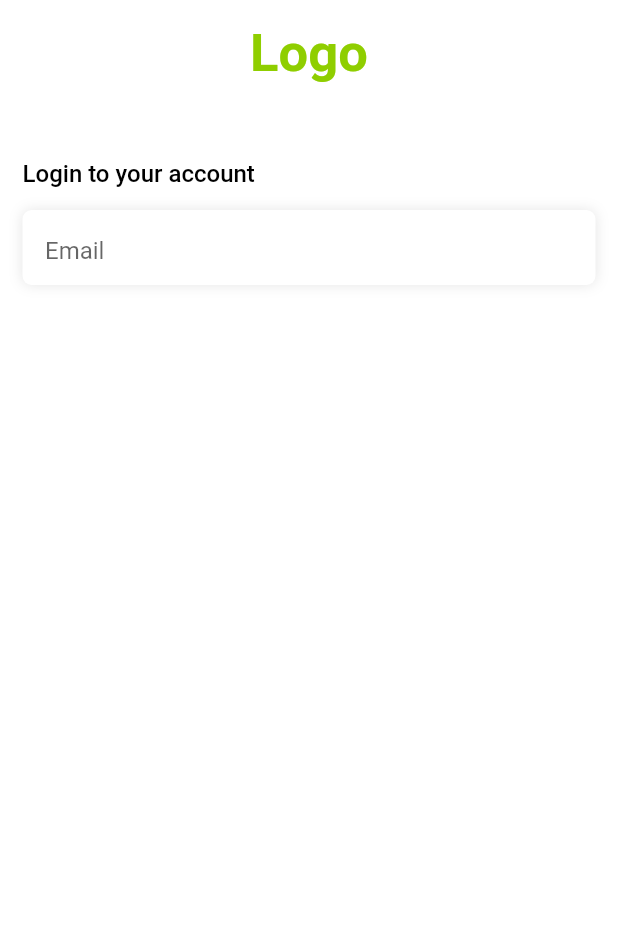
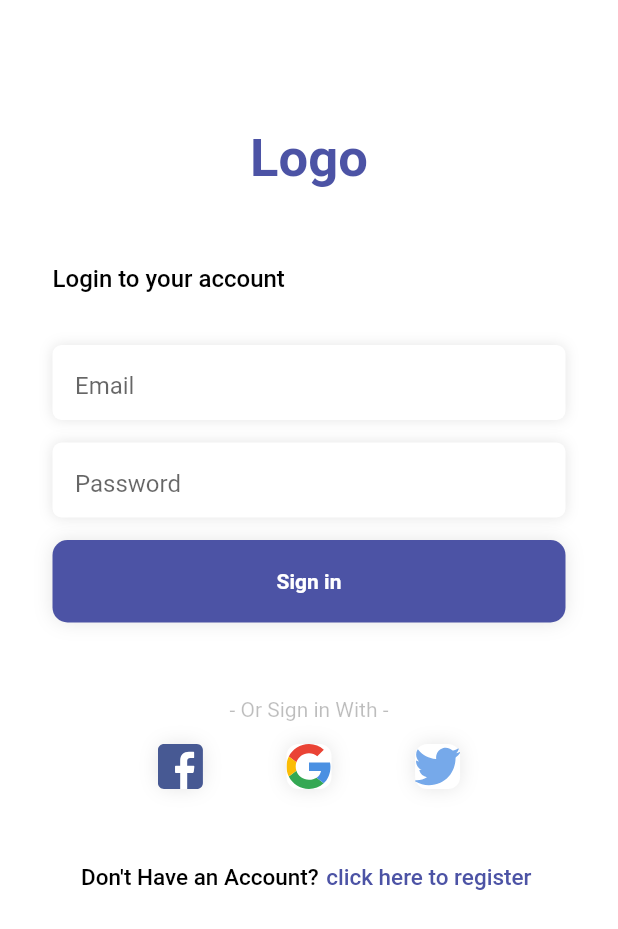
Before and after one commit to KimtaiKogoKevin/Mkuulima, a Flutter app: the screen it shows after launch, on a phone screen of 412 x 824 dp. Shown: the top 929 px of the screen. Run offline on Flutter 3.47's test engine with Material 2 defaults, Android fonts, the phone set to English and light mode, and no system bars; our stand-ins replace auto_size_text, badges, bloc, cached_network_image, carousel_slider, cloud_firestore and 8 more; missing offline and left inert: clippy_flutter, flutterfire_ui; accounts and stored records are empty.

Commit message:
firebase setup

```diff
--- /dev/null
+++ b/lib/Pages/Authentication/SocialLogin.dart
@@ -0,0 +1,84 @@
+import 'package:flutter/material.dart';
+import 'package:flutter_svg/svg.dart';
+
+class SocialLogin extends StatelessWidget {
+  const SocialLogin({Key? key}) : super(key: key);
+
+  @override
+  Widget build(BuildContext context) {
+    return Column(children: [
+      Container(
+          alignment: Alignment.center,
+          child: const Text("- Or Sign in With -",
+              style: TextStyle(
+                color: Colors.black26,
+              ))),
+      const SizedBox(height:15),
+      SizedBox(
+        width:MediaQuery.of(context).size.width*0.6,
+
+        child: Row(
+            mainAxisAlignment:MainAxisAlignment.spaceEvenly,
+            children:[
+          Center(
+            child: Container(
+              decoration:BoxDecoration(
+                color:Colors.white,
+                borderRadius: BorderRadius.circular(8),
+                boxShadow:[
+                  BoxShadow(
+                    color:Colors.black.withOpacity(.1),
+                    blurRadius: 10,
+
+                  )
+                ]
+              ),
+              alignment:Alignment.center,
+              child:SvgPicture.asset('images/facbook.svg',height: 30,)
+            ),
+          ),
+          SizedBox(width:10),
+          Center(
+            child: Container(
+                decoration:BoxDecoration(
+                    color:Colors.white,
+                    borderRadius: BorderRadius.circular(8),
+                    boxShadow:[
+                      BoxShadow(
+                        color:Colors.black.withOpacity(.1),
+                        blurRadius: 10,
+
+                      )
+                    ]
+                ),
+                alignment:Alignment.center,
+                child:SvgPicture.asset('images/google.svg',height: 30,),
+
+            ),
+          ),
+          SizedBox(width:10),
+          Center(
+            child: Container(
+              decoration:BoxDecoration(
+                  color:Colors.white,
+                  borderRadius: BorderRadius.circular(8),
+                  boxShadow:[
+                    BoxShadow(
+                      color:Colors.black.withOpacity(.1),
+                      blurRadius: 10,
+
+                    )
+                  ]
+              ),
+              alignment:Alignment.center,
+              child:SvgPicture.asset('images/twitter.svg',height: 30,),
+
+            ),
+          ),
+
+
+        ]),
+      )
+    ]);
+  }
+}
--- a/lib/Pages/Authentication/login_page.dart
+++ b/lib/Pages/Authentication/login_page.dart
@@ -1,15 +1,19 @@
 import 'package:flutter/material.dart';
 
 import '../../utils/globalColors.dart';
+import '../../widgets/customButton.dart';
 import '../../widgets/custom_text_formfield.dart';
 import '../../widgets/login_textformfield.dart';
+import 'SocialLogin.dart';
 
 class LoginPage extends StatelessWidget {
    LoginPage({Key? key}) : super(key: key);
   static const String routeName = '/login';
   final TextEditingController emailController = TextEditingController();
+   final TextEditingController passwordController = TextEditingController();
 
-  static Route route() {
+
+   static Route route() {
     return MaterialPageRoute(
         settings: const RouteSettings(name: routeName),
         builder: (_) => LoginPage());
@@ -22,10 +26,12 @@ class LoginPage extends StatelessWidget {
        child:SafeArea(
          child: Container(
            width: double.infinity,
-           padding:const EdgeInsets.all(15.0),
+           padding:const EdgeInsets.all(35.0),
            child: Column(
              crossAxisAlignment:CrossAxisAlignment.start,
              children:[
+               const SizedBox(height:50),
+
                Center(
                 child: Text('Logo',
                      style:TextStyle(
@@ -43,8 +49,41 @@ class LoginPage extends StatelessWidget {
                      fontWeight:FontWeight.w500,
                    )
                ),
+               SizedBox(height:35),
+               LoginFormField(controller: emailController,title: 'Email',obscureText: false,textInputType: TextInputType.emailAddress,),
                SizedBox(height:15),
-               LoginFormField(controller: emailController,title: 'Email',obscureText: true),
+               LoginFormField(controller: passwordController,title: 'Password',obscureText: true,textInputType: TextInputType.visiblePassword,),
+
+               SizedBox(height:15),
+
+               CustomButton(text: 'Sign in',) ,
+               SizedBox(height:50),
+               const SocialLogin(),
+               SizedBox(height:50),
+
+               Row(
+                 mainAxisAlignment: MainAxisAlignment.center,
+                 children:  [
+                   const Text('Don\'t Have an Account?',style:TextStyle(
+                     color:Colors.black,
+                     fontSize:15,
+                     fontWeight:FontWeight.w500,
+                   ),),
+                   const SizedBox(width:5),
+                   InkWell(
+                     onTap: (){},
+                     child: Text('click here to register ',style:TextStyle(
+                       color:GlobalColors.mainColor,
+                       fontSize:15,
+                       fontWeight:FontWeight.w500,
+                     ),),
+                   ),
+
+                 ],
+               ),
+
+
+
 
 
 
--- a/lib/utils/globalColors.dart
+++ b/lib/utils/globalColors.dart
@@ -1,6 +1,6 @@
 import 'package:hexcolor/hexcolor.dart';
 
 class GlobalColors {
-  static HexColor mainColor =HexColor('#8fce00');
+  static HexColor mainColor =HexColor('#4C53A5');
 
 }
--- /dev/null
+++ b/lib/widgets/customButton.dart
@@ -0,0 +1,30 @@
+import 'package:flutter/material.dart';
+
+import '../utils/globalColors.dart';
+class CustomButton extends StatelessWidget {
+  const CustomButton({Key? key, required this.text}) : super(key: key);
+  final String text;
+  @override
+  Widget build(BuildContext context) {
+    return InkWell(
+      onTap:(){},
+      child: Container(
+        alignment:Alignment.center,
+        height:55,
+        decoration:BoxDecoration(
+          color:GlobalColors.mainColor,
+          borderRadius:BorderRadius.circular(10),
+          boxShadow: [
+            BoxShadow(
+              color:Colors.black.withOpacity(0.1),
+              blurRadius:10
+            ),
+          ],
+        ),
+        child: Text(text,style:const TextStyle(
+          color:Colors.white,fontWeight:FontWeight.w600
+        )),
+      ),
+    );
+  }
+}
--- a/lib/widgets/login_textformfield.dart
+++ b/lib/widgets/login_textformfield.dart
@@ -1,10 +1,11 @@
 import 'package:flutter/material.dart';
 
 class LoginFormField extends StatelessWidget {
-  const LoginFormField({Key? key, required this.controller, required this.title, required this.obscureText}) : super(key: key);
+  const LoginFormField({Key? key, required this.controller, required this.title, required this.obscureText, required this.textInputType}) : super(key: key);
   final TextEditingController controller;
   final String title;
   final bool obscureText;
+  final TextInputType textInputType;
   @override
   Widget build(BuildContext context) {
     return Container(
@@ -21,8 +22,15 @@ class LoginFormField extends StatelessWidget {
           ],
         ),
         child: TextFormField(
+          validator: (value) {
+            if (value == null || value.isEmpty) {
+              return 'Please enter some text';
+            }
+            return null;
+          },
           controller: controller,
           obscureText: obscureText,
+          keyboardType: textInputType,
           decoration:  InputDecoration(
               hintText: title, border: InputBorder.none ,contentPadding: EdgeInsets.all(0),hintStyle: TextStyle(height:1)),
         ));
--- a/pubspec.yaml
+++ b/pubspec.yaml
@@ -47,6 +47,7 @@ dependencies:
   google_fonts: ^3.0.1
   firebase_auth: ^3.11.2
   hexcolor: ^3.0.1
+  flutter_svg: ^1.1.6
 
 dev_dependencies:
   flutter_test:
```
Also changed, not shown: images/facbook.svg (added), images/google.svg (added), images/twitter.svg (added), pubspec.lock.
